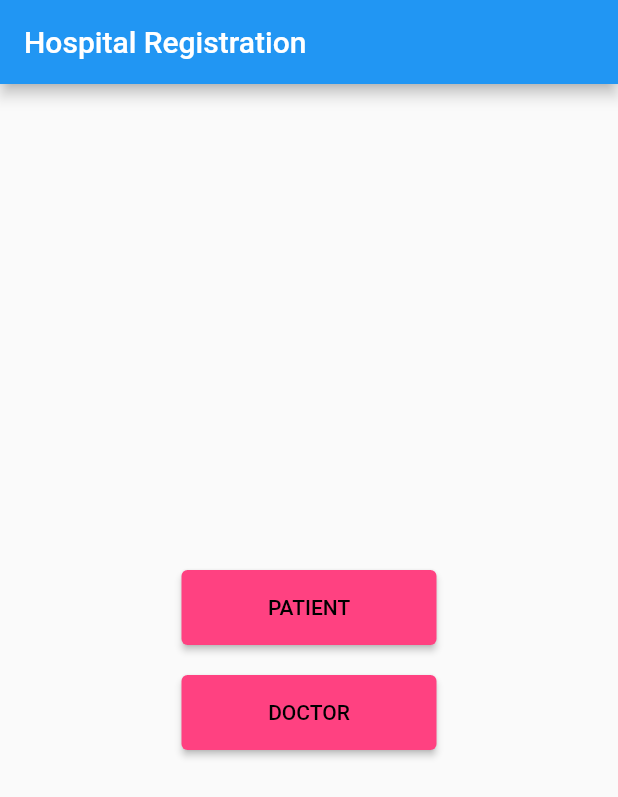
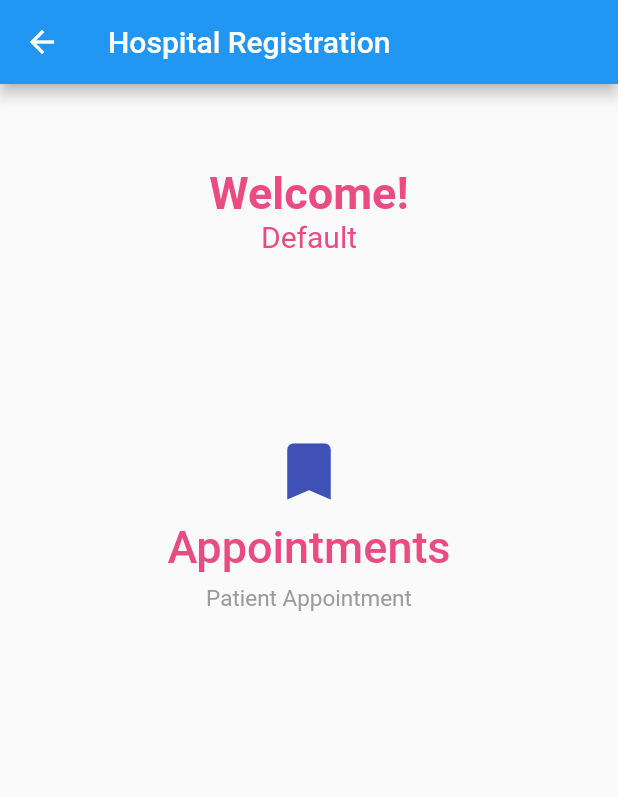
Before and after one commit to hrithikdass/RWF-Hospital-Registration, a Flutter app: the screen it shows after launch, after a tap on "DOCTOR", on a phone screen of 412 x 824 dp. Shown: the top 797 px of the screen. Run offline on Flutter 3.47's test engine with Material 2 defaults, Android fonts, the phone set to English and light mode, and no system bars.

Commit message:
Doctor Welcome Page added

```diff
--- /dev/null
+++ b/lib/bookappointment.dart
@@ -0,0 +1,15 @@
+import 'package:flutter/material.dart';
+
+class BookAppointment extends StatefulWidget {
+  const BookAppointment({Key? key}) : super(key: key);
+
+  @override
+  _BookAppointmentState createState() => _BookAppointmentState();
+}
+
+class _BookAppointmentState extends State<BookAppointment> {
+  @override
+  Widget build(BuildContext context) {
+    return Container();
+  }
+}
--- a/lib/homepage.dart
+++ b/lib/homepage.dart
@@ -1,5 +1,6 @@
 import 'package:flutter/cupertino.dart';
 import 'package:flutter/material.dart';
+import 'package:rwf_hospital_registration/welcomedoctor.dart';
 import 'constants.dart';
 import 'welcomepage.dart';
 
@@ -48,7 +49,16 @@ class HomePage extends StatelessWidget {
                   primary: kButtonColor, // background
                   onPrimary: Colors.black, // foreground
                 ),
-                onPressed: () {},
+                onPressed: () {
+                  Navigator.push(
+                    context,
+                    MaterialPageRoute(
+                      builder: (context) {
+                        return WelcomeDoctor();
+                      },
+                    ),
+                  );
+                },
                 child: Text('DOCTOR'),
               ),
             ),
--- a/lib/main.dart
+++ b/lib/main.dart
@@ -2,6 +2,7 @@ import 'package:flutter/material.dart';
 import 'package:rwf_hospital_registration/patientloginpage.dart';
 import 'package:rwf_hospital_registration/registerpage.dart';
 import 'package:rwf_hospital_registration/statuspage.dart';
+import 'package:rwf_hospital_registration/welcomedoctor.dart';
 import 'package:rwf_hospital_registration/welcomepage.dart';
 import 'homepage.dart';
 
@@ -18,6 +19,7 @@ class MyApp extends StatelessWidget {
       theme: ThemeData(
         primarySwatch: Colors.blue,
       ),
+      debugShowCheckedModeBanner: false,
       initialRoute: '/',
       routes: {
         '/': (context) => HomePage(),
@@ -25,6 +27,7 @@ class MyApp extends StatelessWidget {
         '/Patientlogi': (context) => PatientLoginPage(),
         '/Register': (context) => RegisterPage(),
         '/Status': (context) => StatusPage(),
+        '/doctor': (context) => WelcomeDoctor(),
       },
     );
   }
--- a/lib/registerpage.dart
+++ b/lib/registerpage.dart
@@ -67,12 +67,13 @@ class _RegisterPageState extends State<RegisterPage> {
                           icon: Icon(
                             Icons.calendar_today_outlined,
                           ),
-                          onPressed: () {
-                            showDatePicker(
-                                context: context,
-                                initialDate: DateTime.now(),
-                                firstDate: DateTime(1900),
-                                lastDate: DateTime.now());
+                          onPressed: () async {
+                            var selecteddate = await showDatePicker(
+                              context: context,
+                              initialDate: DateTime.now(),
+                              firstDate: DateTime(1900),
+                              lastDate: DateTime.now(),
+                            );
                           },
                         ),
                       ),
--- /dev/null
+++ b/lib/welcomedoctor.dart
@@ -0,0 +1,84 @@
+import 'package:flutter/material.dart';
+import 'constants.dart';
+
+class WelcomeDoctor extends StatefulWidget {
+  const WelcomeDoctor({Key? key}) : super(key: key);
+
+  @override
+  _WelcomeDoctorState createState() => _WelcomeDoctorState();
+}
+
+class _WelcomeDoctorState extends State<WelcomeDoctor> {
+  var DoctorName = "Default";
+
+  @override
+  Widget build(BuildContext context) {
+    return Scaffold(
+      appBar: AppBar(
+        title: Text(
+          'Hospital Registration',
+        ),
+      ),
+      body: Container(
+        margin: EdgeInsets.all(35.0),
+        child: Center(
+          child: Column(
+            children: [
+              Container(
+                margin: EdgeInsets.all(20.0),
+                child: Column(
+                  children: [
+                    Text(
+                      "Welcome!",
+                      style: TextStyle(
+                        fontWeight: FontWeight.bold,
+                        fontSize: 30.0,
+                        color: kTextColor,
+                      ),
+                    ),
+                    Text(
+                      DoctorName,
+                      style: TextStyle(
+                        color: kTextColor,
+                        fontSize: 20.0,
+                      ),
+                    ),
+                  ],
+                ),
+              ),
+              SizedBox(
+                height: 100.0,
+              ),
+              Column(
+                children: [
+                  Icon(
+                    Icons.bookmark,
+                    color: kAppBar,
+                    size: 50.0,
+                  ),
+                  TextButton(
+                    onPressed: () {},
+                    child: Text(
+                      'Appointments',
+                      style: TextStyle(
+                        color: kTextColor,
+                        fontSize: 30.0,
+                      ),
+                    ),
+                  ),
+                  Text(
+                    'Patient Appointment',
+                    style: TextStyle(
+                      color: kTextLight,
+                      fontSize: 15.0,
+                    ),
+                  ),
+                ],
+              )
+            ],
+          ),
+        ),
+      ),
+    );
+  }
+}
```
